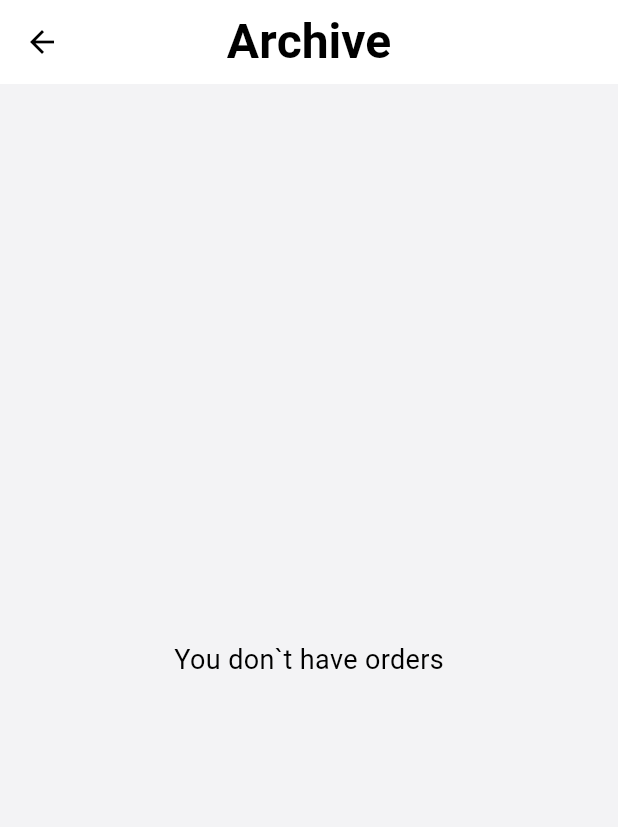
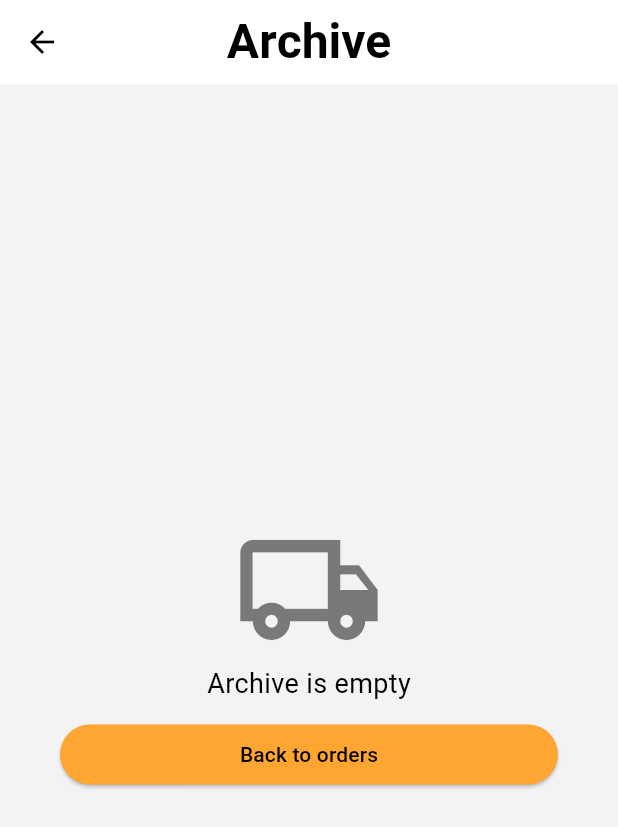
Before and after one commit to slavean-dev/transit_tracer, a Flutter app: the ArchiveOrdersScreen screen opened directly, on a phone screen of 412 x 824 dp. Shown: the top 827 px of the screen. Run offline on Flutter 3.47's test engine with Material 3 defaults, Android fonts, the phone set to English and light mode, and no system bars; our stand-ins replace auto_route, auto_size_text, cached_network_image, cloud_firestore, dio, email_validator and 13 more; missing offline and left inert: google_places_autocomplete_text_field; accounts and stored records are empty.

Commit message:
ui: enhance empty states with navigation and localized content

```diff
--- a/lib/features/orders/widgets/orders_list_view/orders_list_view.dart
+++ b/lib/features/orders/widgets/orders_list_view/orders_list_view.dart
@@ -1,7 +1,11 @@
+import 'package:auto_route/auto_route.dart';
 import 'package:flutter/material.dart';
 import 'package:flutter_bloc/flutter_bloc.dart';
+import 'package:transit_tracer/app/router/router.dart';
+import 'package:transit_tracer/core/widgets/base_button.dart';
 import 'package:transit_tracer/features/orders/bloc/orders_bloc/orders_bloc.dart';
 import 'package:transit_tracer/features/orders/widgets/common/order_card/order_card.dart';
+import 'package:transit_tracer/generated/l10n.dart';
 
 class OrdersListView extends StatelessWidget {
   const OrdersListView({super.key, this.isArchived = false});
@@ -11,6 +15,7 @@ class OrdersListView extends StatelessWidget {
   @override
   Widget build(BuildContext context) {
     final theme = Theme.of(context);
+    final s = S.of(context);
     return BlocBuilder<OrdersBloc, OrdersState>(
       buildWhen: (previous, current) {
         if (isArchived) {
@@ -41,8 +46,42 @@ class OrdersListView extends StatelessWidget {
               );
             },
           ),
-          ActiveOrdersEmpty() || ArchiveOrdersEmpty() => const Center(
-            child: Text('You don`t have orders'),
+          ActiveOrdersEmpty() || ArchiveOrdersEmpty() => Center(
+            child: Column(
+              mainAxisAlignment: MainAxisAlignment.center,
+              children: [
+                Icon(
+                  Icons.local_shipping_outlined,
+                  size: 100,
+                  color: theme.iconTheme.color?.withValues(alpha: 0.5),
+                ),
+                Text(
+                  state is ActiveOrdersEmpty
+                      ? s.orderListEmpty
+                      : s.archiveOrderListEmpty,
+                ),
+                Padding(
+                  padding: const EdgeInsets.symmetric(
+                    horizontal: 40,
+                    vertical: 10,
+                  ),
+                  child: BaseButton(
+                    onPressed: () {
+                      if (state is ActiveOrdersEmpty) {
+                        context.router.replaceAll([
+                          const HomeRoute(children: [AddOrderTabRouter()]),
+                        ]);
+                      } else {
+                        context.router.replaceAll([OrdersListRoute()]);
+                      }
+                    },
+                    text: state is ActiveOrdersEmpty
+                        ? s.createTitle
+                        : s.btnBackToOrdersList,
+                  ),
+                ),
+              ],
+            ),
           ),
           OrderFailure(exception: final exception) => Center(
             child: Text('Somethisg went wrong \n Log: $exception'),
--- a/lib/l10n/intl_en.arb
+++ b/lib/l10n/intl_en.arb
@@ -72,6 +72,10 @@
     "contactCont": "Contacts",
 
     "orderSyncPendingTooltip" : "This order will sync when internet connection is available",
+
+    "orderListEmpty" : "You don`t have orders",
+    "archiveOrderListEmpty" : "Archive is empty",
+    "btnBackToOrdersList" : "Back to orders",
 
     "btnOrderCardDetails" : "Details",
 
--- a/lib/l10n/intl_it.arb
+++ b/lib/l10n/intl_it.arb
@@ -73,6 +73,10 @@
 
     "orderSyncPendingTooltip" : "L’ordine verrà sincronizzato quando sarà disponibile la connessione Internet",
 
+    "orderListEmpty" : "Non hai ordini",
+    "archiveOrderListEmpty" : "L'archivio è vuoto",
+    "btnBackToOrdersList" : "Torna all'elenco degli ordini",
+
     "btnOrderCardDetails" : "Dettagli",
 
     "orderDetailsTitle" : "Dettagli dell'ordine",
--- a/lib/l10n/intl_uk.arb
+++ b/lib/l10n/intl_uk.arb
@@ -52,6 +52,10 @@
     "dateLabel": "Дата",
 
     "orderSyncPendingTooltip" : "Замовлення буде синхронізовано при підключенні до інтернету",
+
+    "orderListEmpty" : "У вас немає замовлень",
+    "archiveOrderListEmpty" : "Архів порожній",
+    "btnBackToOrdersList" : "Назад до списку замовлень",
 
     "btnOrderCardDetails" : "Деталі",
 
--- a/pubspec.yaml
+++ b/pubspec.yaml
@@ -35,6 +35,7 @@ dependencies:
   uuid: ^4.5.2
   internet_connection_checker_plus: ^2.9.1+2
   cached_network_image: ^3.4.1
+  lucide_icons: ^0.257.0
 
 dev_dependencies:
   flutter_test:
```
Also changed, not shown: lib/generated/intl/messages_en.dart, lib/generated/intl/messages_it.dart, lib/generated/intl/messages_uk.dart, lib/generated/l10n.dart, pubspec.lock.
